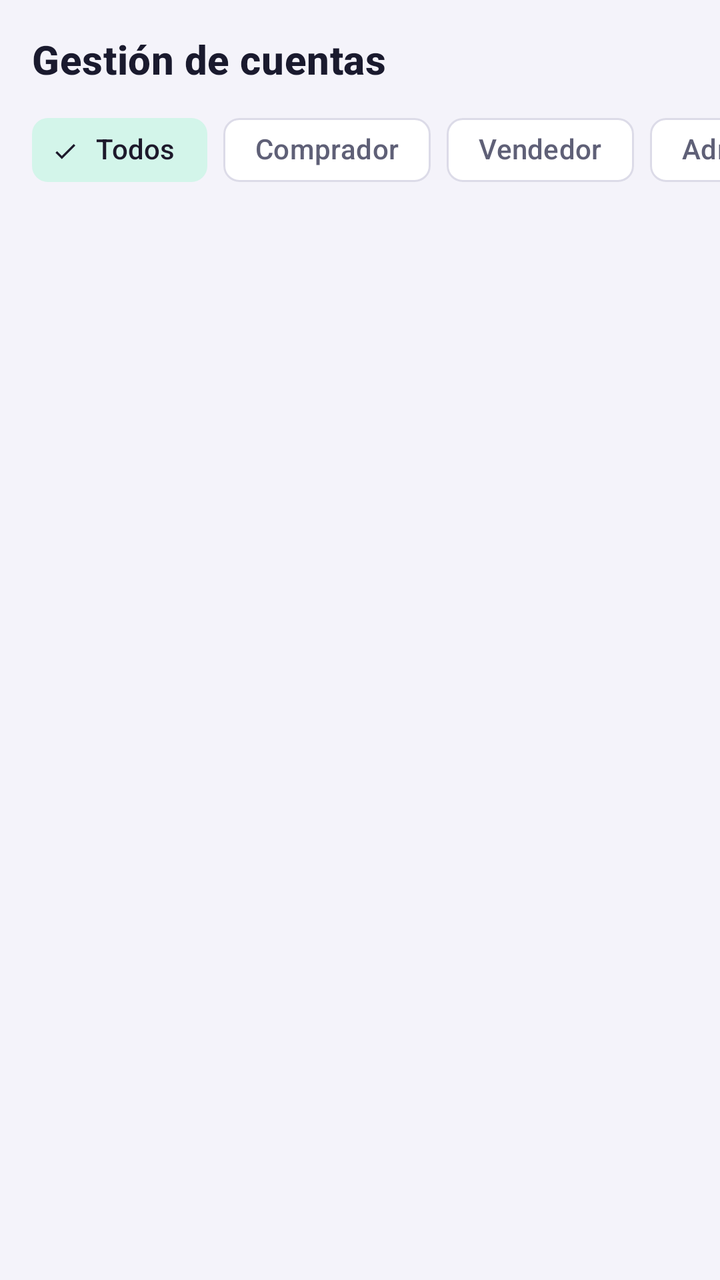
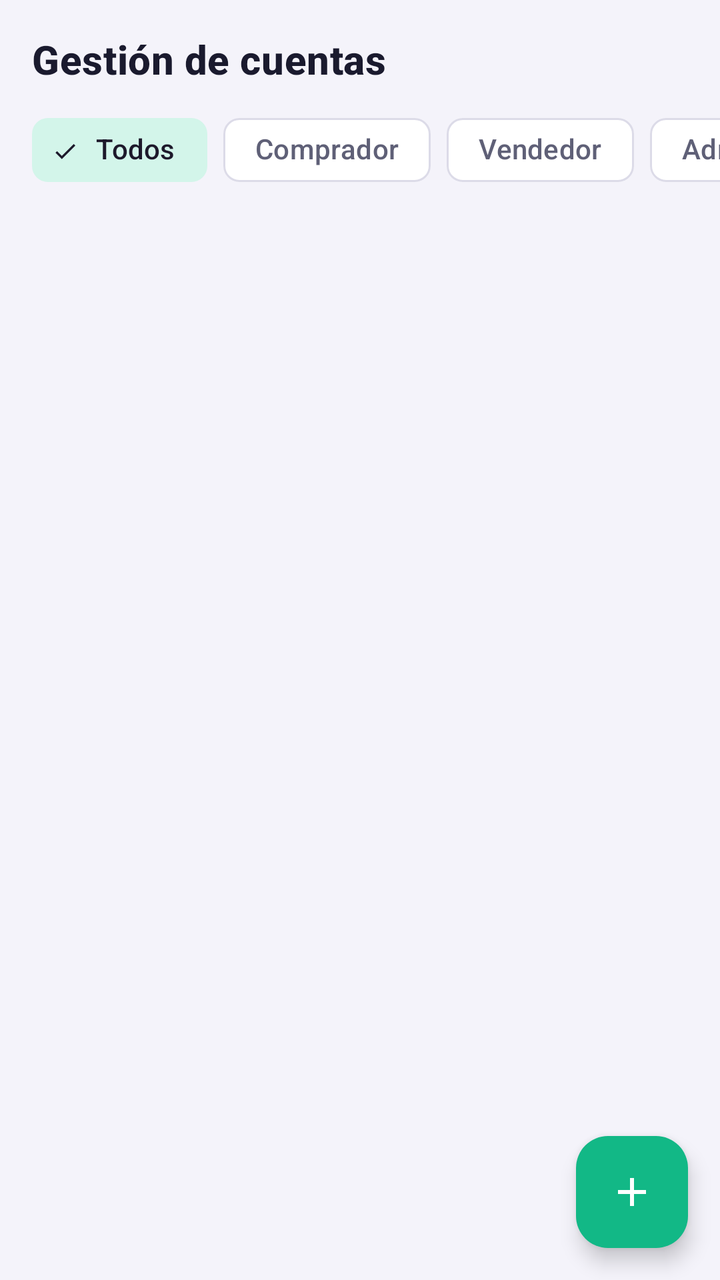

Before-and-after screenshots of an Android layout around one commit, followed by the original layout XML and the change that was made.
<!-- AndroidManifest.xml: application theme Theme.TechNova -->
<!-- res/layout/fragment_admin_users.xml -->
<?xml version="1.0" encoding="utf-8"?>
<LinearLayout xmlns:android="http://schemas.android.com/apk/res/android"
    xmlns:app="http://schemas.android.com/apk/res-auto"
    android:layout_width="match_parent"
    android:layout_height="match_parent"
    android:orientation="vertical">

    <TextView
        style="@style/Text.TechNova.Title"
        android:layout_width="wrap_content"
        android:layout_height="wrap_content"
        android:layout_marginStart="@dimen/space_l"
        android:layout_marginTop="@dimen/space_l"
        android:text="@string/section_users" />

    <HorizontalScrollView
        android:layout_width="match_parent"
        android:layout_height="wrap_content"
        android:layout_marginTop="@dimen/space_s"
        android:clipToPadding="false"
        android:paddingStart="@dimen/space_l"
        android:paddingEnd="@dimen/space_l"
        android:scrollbars="none">

        <com.google.android.material.chip.ChipGroup
            android:id="@+id/chipRole"
            android:layout_width="wrap_content"
            android:layout_height="wrap_content"
            app:checkedChip="@id/chipAll"
            app:selectionRequired="true"
            app:singleLine="true"
            app:singleSelection="true">
    
            <com.google.android.material.chip.Chip
                android:id="@+id/chipAll"
                style="@style/Widget.Material3.Chip.Filter"
                android:layout_width="wrap_content"
                android:layout_height="wrap_content"
                android:text="@string/filter_all"
                app:chipBackgroundColor="@color/selector_chip_bg" />
    
            <com.google.android.material.chip.Chip
                android:id="@+id/chipBuyers"
                style="@style/Widget.Material3.Chip.Filter"
                android:layout_width="wrap_content"
                android:layout_height="wrap_content"
                android:text="@string/role_buyer"
                app:chipBackgroundColor="@color/selector_chip_bg" />
    
            <com.google.android.material.chip.Chip
                android:id="@+id/chipSellers"
                style="@style/Widget.Material3.Chip.Filter"
                android:layout_width="wrap_content"
                android:layout_height="wrap_content"
                android:text="@string/role_seller"
                app:chipBackgroundColor="@color/selector_chip_bg" />
    
            <com.google.android.material.chip.Chip
                android:id="@+id/chipAdmins"
                style="@style/Widget.Material3.Chip.Filter"
                android:layout_width="wrap_content"
                android:layout_height="wrap_content"
                android:text="@string/role_admin"
                app:chipBackgroundColor="@color/selector_chip_bg" />
        </com.google.android.material.chip.ChipGroup>
    </HorizontalScrollView>

    <androidx.recyclerview.widget.RecyclerView
        android:id="@+id/rvUsers"
        android:layout_width="match_parent"
        android:layout_height="match_parent"
        android:clipToPadding="false"
        android:padding="@dimen/space_m"
        app:layoutManager="androidx.recyclerview.widget.LinearLayoutManager" />
</LinearLayout>
<!-- resources referenced by this layout -->
<resources>
  <dimen name="space_l">16dp</dimen>
  <dimen name="space_m">12dp</dimen>
  <dimen name="space_s">8dp</dimen>
  <string name="filter_all">Todos</string>
  <string name="role_admin">Admin</string>
  <string name="role_buyer">Comprador</string>
  <string name="role_seller">Vendedor</string>
  <string name="section_users">Gestión de cuentas</string>
  <style name="Text.TechNova.Title" parent="TextAppearance.Material3.TitleMedium">
          <item name="android:textSize">@dimen/text_title</item>
          <item name="android:textColor">@color/tn_text_primary</item>
          <item name="android:textStyle">bold</item>
      </style>
  <dimen name="text_title">20sp</dimen>
  <color name="tn_text_primary">#1A1A2E</color>
  <color name="tn_indigo">#2E2A6B</color>
  <color name="tn_white">#FFFFFF</color>
  <color name="tn_indigo_light">#E6E4F7</color>
  <color name="tn_mint">#12B886</color>
  <color name="tn_mint_light">#D3F5EA</color>
  <color name="tn_coral">#FF6B4A</color>
  <color name="tn_status_error">#E5484D</color>
  <color name="tn_background">#F4F3FA</color>
  <color name="tn_surface">#FFFFFF</color>
  <color name="tn_text_secondary">#5F6077</color>
  <color name="tn_divider">#DCDBE8</color>
  <color name="tn_indigo_dark">#1C1945</color>
  <style name="Widget.TechNova.Button" parent="Widget.Material3.Button">
          <item name="android:minHeight">@dimen/button_height</item>
          <item name="cornerRadius">@dimen/radius_m</item>
          <item name="backgroundTint">@color/tn_indigo</item>
          <item name="android:textColor">@color/tn_white</item>
          <item name="android:textAllCaps">false</item>
          <item name="android:textSize">@dimen/text_subtitle</item>
          <item name="android:textStyle">bold</item>
      </style>
  <style name="Widget.TechNova.TextInput" parent="Widget.Material3.TextInputLayout.OutlinedBox">
          <item name="boxCornerRadiusTopStart">@dimen/radius_m</item>
          <item name="boxCornerRadiusTopEnd">@dimen/radius_m</item>
          <item name="boxCornerRadiusBottomStart">@dimen/radius_m</item>
          <item name="boxCornerRadiusBottomEnd">@dimen/radius_m</item>
          <item name="boxStrokeColor">@color/tn_indigo</item>
          <item name="hintTextColor">@color/tn_indigo</item>
      </style>
  <style name="Widget.TechNova.Card" parent="Widget.Material3.CardView.Elevated">
          <item name="cardCornerRadius">@dimen/radius_m</item>
          <item name="cardElevation">@dimen/card_elevation</item>
          <item name="cardBackgroundColor">@color/tn_surface</item>
      </style>
  <dimen name="button_height">52dp</dimen>
  <dimen name="radius_m">14dp</dimen>
  <dimen name="text_subtitle">16sp</dimen>
  <dimen name="card_elevation">3dp</dimen>
  <!-- unchanged entries left out for length: 1 -->
</resources>

<!-- the commit's change to res/layout/fragment_admin_users.xml (unified diff, before → after) -->
@@ -1,75 +1,94 @@
 <?xml version="1.0" encoding="utf-8"?>
-<LinearLayout xmlns:android="http://schemas.android.com/apk/res/android"
+<FrameLayout xmlns:android="http://schemas.android.com/apk/res/android"
     xmlns:app="http://schemas.android.com/apk/res-auto"
     android:layout_width="match_parent"
-    android:layout_height="match_parent"
-    android:orientation="vertical">
+    android:layout_height="match_parent">
 
-    <TextView
-        style="@style/Text.TechNova.Title"
+    <LinearLayout
+        android:layout_width="match_parent"
+        android:layout_height="match_parent"
+        android:orientation="vertical">
+
+        <TextView
+            style="@style/Text.TechNova.Title"
+            android:layout_width="wrap_content"
+            android:layout_height="wrap_content"
+            android:layout_marginStart="@dimen/space_l"
+            android:layout_marginTop="@dimen/space_l"
+            android:text="@string/section_users" />
+
+        <HorizontalScrollView
+            android:layout_width="match_parent"
+            android:layout_height="wrap_content"
+            android:layout_marginTop="@dimen/space_s"
+            android:clipToPadding="false"
+            android:paddingStart="@dimen/space_l"
+            android:paddingEnd="@dimen/space_l"
+            android:scrollbars="none">
+
+            <com.google.android.material.chip.ChipGroup
+                android:id="@+id/chipRole"
+                android:layout_width="wrap_content"
+                android:layout_height="wrap_content"
+                app:checkedChip="@id/chipAll"
+                app:selectionRequired="true"
+                app:singleLine="true"
+                app:singleSelection="true">
+        
+                <com.google.android.material.chip.Chip
+                    android:id="@+id/chipAll"
+                    style="@style/Widget.Material3.Chip.Filter"
+                    android:layout_width="wrap_content"
+                    android:layout_height="wrap_content"
+                    android:text="@string/filter_all"
+                    app:chipBackgroundColor="@color/selector_chip_bg" />
+        
+                <com.google.android.material.chip.Chip
+                    android:id="@+id/chipBuyers"
+                    style="@style/Widget.Material3.Chip.Filter"
+                    android:layout_width="wrap_content"
+                    android:layout_height="wrap_content"
+                    android:text="@string/role_buyer"
+                    app:chipBackgroundColor="@color/selector_chip_bg" />
+        
+                <com.google.android.material.chip.Chip
+                    android:id="@+id/chipSellers"
+                    style="@style/Widget.Material3.Chip.Filter"
+                    android:layout_width="wrap_content"
+                    android:layout_height="wrap_content"
+                    android:text="@string/role_seller"
+                    app:chipBackgroundColor="@color/selector_chip_bg" />
+        
+                <com.google.android.material.chip.Chip
+                    android:id="@+id/chipAdmins"
+                    style="@style/Widget.Material3.Chip.Filter"
+                    android:layout_width="wrap_content"
+                    android:layout_height="wrap_content"
+                    android:text="@string/role_admin"
+                    app:chipBackgroundColor="@color/selector_chip_bg" />
+            </com.google.android.material.chip.ChipGroup>
+        </HorizontalScrollView>
+
+        <androidx.recyclerview.widget.RecyclerView
+            android:id="@+id/rvUsers"
+            android:layout_width="match_parent"
+            android:layout_height="match_parent"
+            android:clipToPadding="false"
+            android:paddingStart="@dimen/space_m"
+            android:paddingTop="@dimen/space_m"
+            android:paddingEnd="@dimen/space_m"
+            android:paddingBottom="@dimen/fab_clearance"
+            app:layoutManager="androidx.recyclerview.widget.LinearLayoutManager" />
+    </LinearLayout>
+
+    <com.google.android.material.floatingactionbutton.FloatingActionButton
+        android:id="@+id/fabAdd"
         android:layout_width="wrap_content"
         android:layout_height="wrap_content"
-        android:layout_marginStart="@dimen/space_l"
-        android:layout_marginTop="@dimen/space_l"
-        android:text="@string/section_users" />
-
-    <HorizontalScrollView
-        android:layout_width="match_parent"
-        android:layout_height="wrap_content"
-        android:layout_marginTop="@dimen/space_s"
-        android:clipToPadding="false"
-        android:paddingStart="@dimen/space_l"
-        android:paddingEnd="@dimen/space_l"
-        android:scrollbars="none">
-
-        <com.google.android.material.chip.ChipGroup
-            android:id="@+id/chipRole"
-            android:layout_width="wrap_content"
-            android:layout_height="wrap_content"
-            app:checkedChip="@id/chipAll"
-            app:selectionRequired="true"
-            app:singleLine="true"
-            app:singleSelection="true">
-    
-            <com.google.android.material.chip.Chip
-                android:id="@+id/chipAll"
-                style="@style/Widget.Material3.Chip.Filter"
-                android:layout_width="wrap_content"
-                android:layout_height="wrap_content"
-                android:text="@string/filter_all"
-                app:chipBackgroundColor="@color/selector_chip_bg" />
-    
-            <com.google.android.material.chip.Chip
-                android:id="@+id/chipBuyers"
-                style="@style/Widget.Material3.Chip.Filter"
-                android:layout_width="wrap_content"
-                android:layout_height="wrap_content"
-                android:text="@string/role_buyer"
-                app:chipBackgroundColor="@color/selector_chip_bg" />
-    
-            <com.google.android.material.chip.Chip
-                android:id="@+id/chipSellers"
-                style="@style/Widget.Material3.Chip.Filter"
-                android:layout_width="wrap_content"
-                android:layout_height="wrap_content"
-                android:text="@string/role_seller"
-                app:chipBackgroundColor="@color/selector_chip_bg" />
-    
-            <com.google.android.material.chip.Chip
-                android:id="@+id/chipAdmins"
-                style="@style/Widget.Material3.Chip.Filter"
-                android:layout_width="wrap_content"
-                android:layout_height="wrap_content"
-                android:text="@string/role_admin"
-                app:chipBackgroundColor="@color/selector_chip_bg" />
-        </com.google.android.material.chip.ChipGroup>
-    </HorizontalScrollView>
-
-    <androidx.recyclerview.widget.RecyclerView
-        android:id="@+id/rvUsers"
-        android:layout_width="match_parent"
-        android:layout_height="match_parent"
-        android:clipToPadding="false"
-        android:padding="@dimen/space_m"
-        app:layoutManager="androidx.recyclerview.widget.LinearLayoutManager" />
-</LinearLayout>
+        android:layout_gravity="bottom|end"
+        android:layout_margin="@dimen/space_l"
+        android:contentDescription="@string/user_form_new"
+        android:src="@drawable/ic_add"
+        app:backgroundTint="@color/tn_mint"
+        app:tint="@color/tn_white" />
+</FrameLayout>
<!-- resource entries referenced after the edit -->
@@ -3,11 +3,23 @@
   <dimen name="space_l">16dp</dimen>
   <dimen name="space_m">12dp</dimen>
   <dimen name="space_s">8dp</dimen>
+  <!-- drawable ic_add (drawable) -->
+  <?xml version="1.0" encoding="utf-8"?>
+  <vector xmlns:android="http://schemas.android.com/apk/res/android"
+      android:width="24dp"
+      android:height="24dp"
+      android:viewportWidth="24"
+      android:viewportHeight="24">
+      <path
+          android:fillColor="@color/tn_indigo"
+          android:pathData="M19,13h-6v6h-2v-6H5v-2h6V5h2v6h6v2z" />
+  </vector>
   <string name="filter_all">Todos</string>
   <string name="role_admin">Admin</string>
   <string name="role_buyer">Comprador</string>
   <string name="role_seller">Vendedor</string>
   <string name="section_users">Gestión de cuentas</string>
+  <string name="user_form_new">Nuevo usuario</string>
   <style name="Text.TechNova.Title" parent="TextAppearance.Material3.TitleMedium">
           <item name="android:textSize">@dimen/text_title</item>
           <item name="android:textColor">@color/tn_text_primary</item>
@@ -17,6 +29,7 @@
   <color name="tn_text_primary">#1A1A2E</color>
   <color name="tn_indigo">#2E2A6B</color>
   <color name="tn_white">#FFFFFF</color>
+  <dimen name="fab_clearance">88dp</dimen>
   <color name="tn_indigo_light">#E6E4F7</color>
   <color name="tn_mint">#12B886</color>
   <color name="tn_mint_light">#D3F5EA</color>
